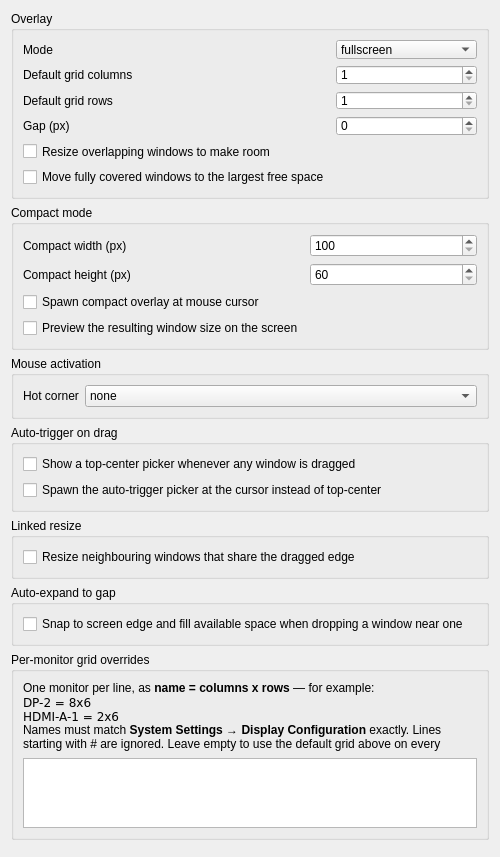
This is kwinscript/contents/ui/config.ui in Ivan-Malinovski/divvygrid as Qt 5 draws it before an edit. The edited form follows.
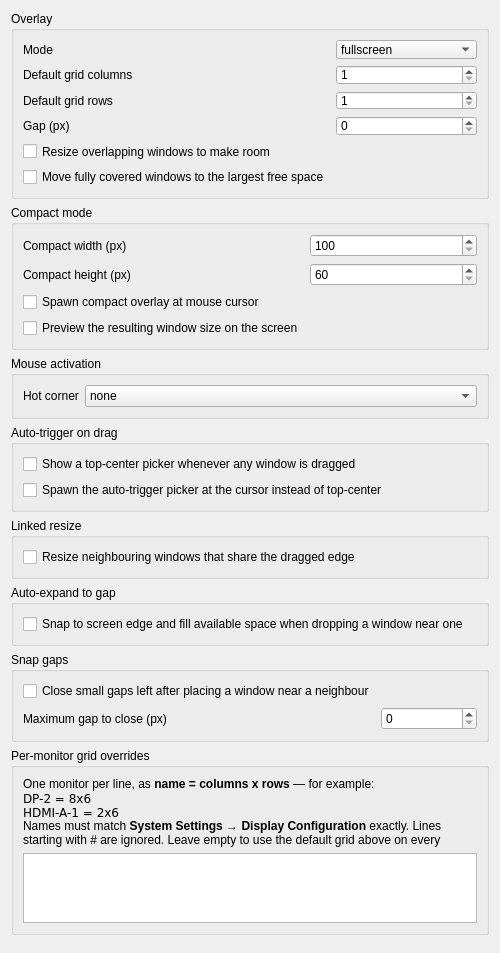
This is the edited form.

Commit message: Add opt-in snapGaps feature; fix unreliable script reload in bump.sh/install.sh

Diff of the .ui file:
```diff
--- a/kwinscript/contents/ui/config.ui
+++ b/kwinscript/contents/ui/config.ui
@@ -269,6 +269,42 @@
      </layout>
     </widget>
    </item>
+   <item>
+    <widget class="QGroupBox" name="groupBox_snapgap">
+     <property name="title">
+      <string>Snap gaps</string>
+     </property>
+     <layout class="QFormLayout" name="formLayout_snapgap">
+      <item row="0" column="0">
+       <widget class="QCheckBox" name="kcfg_snapGaps">
+        <property name="text">
+         <string>Close small gaps left after placing a window near a neighbour</string>
+        </property>
+        <property name="toolTip">
+         <string>When you place a window with the grid or compact picker and it lands close to but not flush against a neighbour - because that neighbour was itself resized off-grid - grow the window the rest of the way to close the gap. Only applies to VibeTiles' own placement, never to a plain native window resize dragged by hand. Only closes gaps up to the size set below - genuinely open free space is left alone; use Meta+Alt+E or "Auto-expand to gap" above to fill that deliberately. Off by default since it changes the outcome of an ordinary placement.</string>
+        </property>
+       </widget>
+      </item>
+      <item row="1" column="0">
+       <widget class="QLabel" name="label_snapGapMax">
+        <property name="text">
+         <string>Maximum gap to close (px)</string>
+        </property>
+       </widget>
+      </item>
+      <item row="1" column="1">
+       <widget class="QSpinBox" name="kcfg_snapGapMax">
+        <property name="minimum">
+         <number>0</number>
+        </property>
+        <property name="maximum">
+         <number>2000</number>
+        </property>
+       </widget>
+      </item>
+     </layout>
+    </widget>
+   </item>
    <item>
     <widget class="QGroupBox" name="groupBox_monitors">
      <property name="title">
```
The commit also changes 6 other files.
